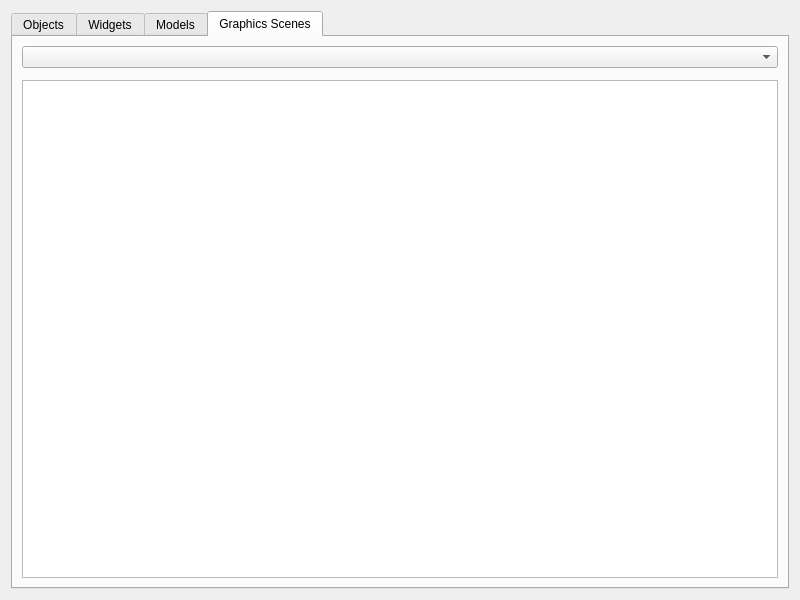
Above: mainwindow.ui from KDAB/GammaRay before the change. Below: the same form after it.
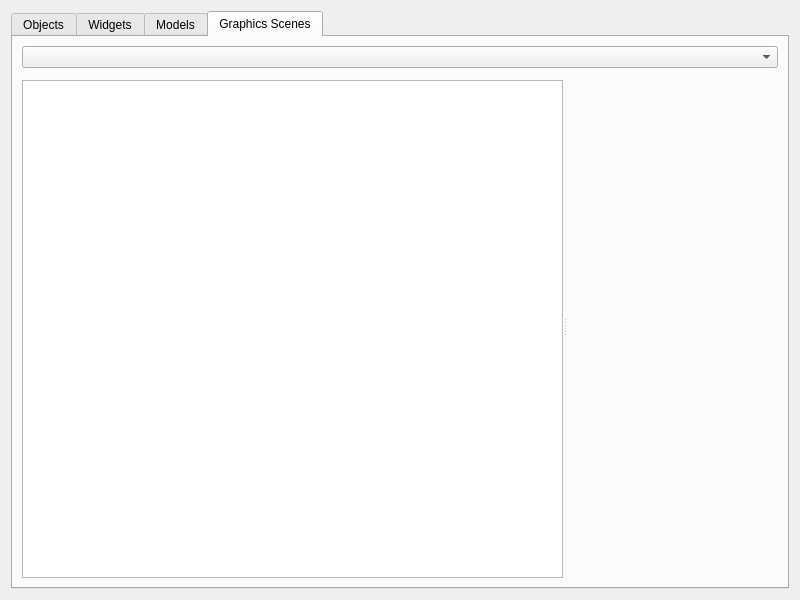
That is the form after the change. The open tabs and pages were chosen to show the change. Custom widgets are drawn as their Qt base class.

Commit message: Add property view to scene browser.

```diff
--- a/mainwindow.ui
+++ b/mainwindow.ui
@@ -93,11 +93,18 @@
       <attribute name="title">
        <string>Graphics Scenes</string>
       </attribute>
-      <layout class="QVBoxLayout" name="verticalLayout_4">
+      <layout class="QVBoxLayout" name="verticalLayout_6">
        <item>
         <widget class="QComboBox" name="sceneComboBox"/>
        </item>
        <item>
+        <widget class="QSplitter" name="splitter_3">
+         <property name="orientation">
+          <enum>Qt::Horizontal</enum>
+         </property>
+         <widget class="QWidget" name="">
+          <layout class="QVBoxLayout" name="verticalLayout_4">
+           <item>
         <widget class="KFilterProxySearchLine" name="screneTreeSearchLine"/>
        </item>
        <item>
@@ -105,6 +112,11 @@
          <attribute name="headerShowSortIndicator" stdset="0">
           <bool>true</bool>
          </attribute>
+            </widget>
+           </item>
+          </layout>
+         </widget>
+         <widget class="Endoscope::PropertyWidget" name="scenePropertyWidget" native="true"/>
         </widget>
        </item>
       </layout>
```
Lines whose indentation alone changed are shown as unchanged. The commit also changes 4 other files.
